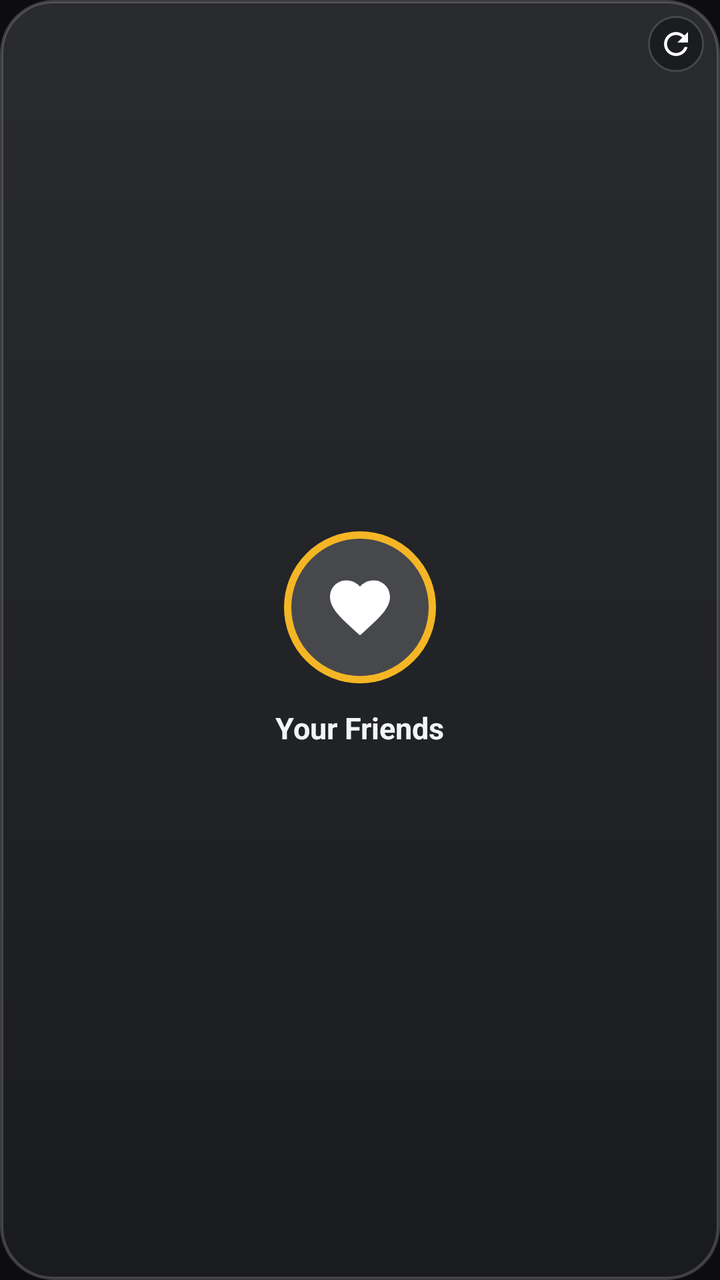
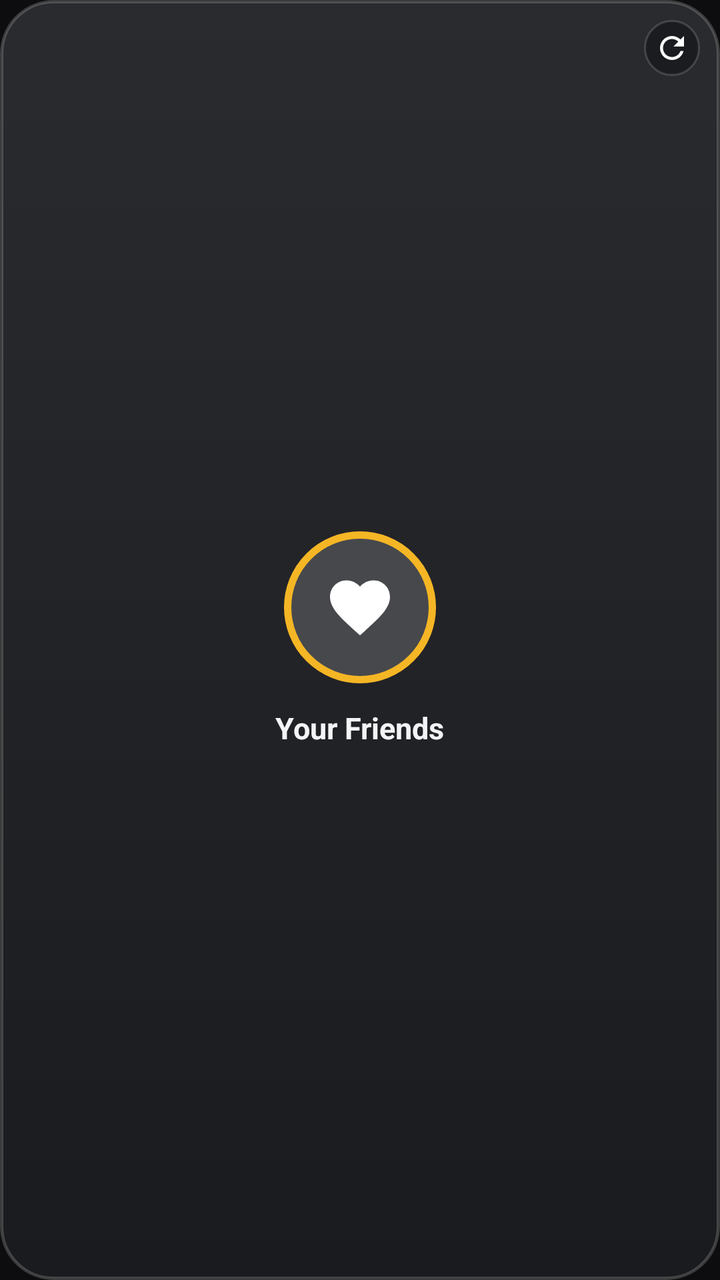

Compare the two renders of this Android layout. The source of the first and the diff that turns it into the second are given below.
<!-- AndroidManifest.xml: application theme AppTheme -->
<!-- res/layout/locket_widget.xml -->
<?xml version="1.0" encoding="utf-8"?>
<FrameLayout xmlns:android="http://schemas.android.com/apk/res/android"
    android:id="@+id/widget_root"
    android:layout_width="match_parent"
    android:layout_height="match_parent"
    android:background="@drawable/widget_card_bg"
    android:padding="0dp">

    
    <ImageView
        android:id="@+id/widget_photo"
        android:layout_width="match_parent"
        android:layout_height="match_parent"
        android:scaleType="centerCrop"
        android:visibility="gone"
        android:contentDescription="@string/widget_name" />

    
    <LinearLayout
        android:id="@+id/widget_empty_box"
        android:layout_width="match_parent"
        android:layout_height="match_parent"
        android:gravity="center"
        android:orientation="vertical"
        android:padding="12dp">

        <FrameLayout
            android:layout_width="76dp"
            android:layout_height="76dp"
            android:background="@drawable/widget_heart_ring">

            <ImageView
                android:layout_width="36dp"
                android:layout_height="36dp"
                android:layout_gravity="center"
                android:src="@drawable/ic_heart_white"
                android:contentDescription="@string/widget_name" />
        </FrameLayout>

        <TextView
            android:id="@+id/widget_empty_title"
            android:layout_width="wrap_content"
            android:layout_height="wrap_content"
            android:layout_marginTop="12dp"
            android:text="Your Friends"
            android:textColor="#FFF3F4F6"
            android:textSize="15sp"
            android:textStyle="bold"
            android:singleLine="true"
            android:ellipsize="end" />
    </LinearLayout>

    
    <ImageButton
        android:id="@+id/widget_refresh_btn"
        android:layout_width="28dp"
        android:layout_height="28dp"
        android:layout_gravity="top|end"
        android:layout_margin="8dp"
        android:background="@drawable/widget_badge_bg"
        android:padding="5dp"
        android:scaleType="centerInside"
        android:src="@drawable/ic_refresh_white"
        android:contentDescription="Refresh" />

    
    <TextView
        android:id="@+id/widget_caption"
        android:layout_width="wrap_content"
        android:layout_height="wrap_content"
        android:layout_gravity="bottom|center_horizontal"
        android:layout_marginBottom="36dp"
        android:layout_marginStart="10dp"
        android:layout_marginEnd="10dp"
        android:background="@drawable/widget_badge_bg"
        android:paddingStart="10dp"
        android:paddingEnd="10dp"
        android:paddingTop="4dp"
        android:paddingBottom="4dp"
        android:textColor="#FFFFFFFF"
        android:textSize="11.5sp"
        android:textStyle="bold"
        android:singleLine="true"
        android:ellipsize="end"
        android:visibility="gone" />

    
    <LinearLayout
        android:id="@+id/widget_author_pill"
        android:layout_width="wrap_content"
        android:layout_height="wrap_content"
        android:layout_gravity="bottom|start"
        android:layout_margin="9dp"
        android:background="@drawable/widget_badge_bg"
        android:gravity="center_vertical"
        android:orientation="horizontal"
        android:paddingStart="5dp"
        android:paddingEnd="9dp"
        android:paddingTop="3dp"
        android:paddingBottom="3dp"
        android:visibility="gone">

        <ImageView
            android:id="@+id/widget_author_avatar"
            android:layout_width="20dp"
            android:layout_height="20dp"
            android:layout_marginEnd="5dp"
            android:scaleType="centerCrop"
            android:visibility="gone"
            android:contentDescription="Avatar" />

        <TextView
            android:id="@+id/widget_author_name"
            android:layout_width="wrap_content"
            android:layout_height="wrap_content"
            android:maxWidth="110dp"
            android:singleLine="true"
            android:ellipsize="end"
            android:textColor="#FFFFFFFF"
            android:textSize="11.5sp"
            android:textStyle="bold" />
    </LinearLayout>
</FrameLayout>
<!-- resources referenced by this layout -->
<resources>
  <!-- drawable ic_heart_white (drawable) -->
  <?xml version="1.0" encoding="utf-8"?>
  <vector xmlns:android="http://schemas.android.com/apk/res/android"
      android:width="36dp"
      android:height="36dp"
      android:viewportWidth="24"
      android:viewportHeight="24">
      <path
          android:fillColor="#FFFFFFFF"
          android:pathData="M12,21.35l-1.45,-1.32C5.4,15.36 2,12.28 2,8.5 2,5.42 4.42,3 7.5,3c1.74,0 3.41,0.81 4.5,2.09C13.09,3.81 14.76,3 16.5,3 19.58,3 22,5.42 22,8.5c0,3.78 -3.4,6.86 -8.55,11.54L12,21.35z" />
  </vector>
  <!-- drawable ic_refresh_white (drawable) -->
  <?xml version="1.0" encoding="utf-8"?>
  <vector xmlns:android="http://schemas.android.com/apk/res/android"
      android:width="18dp"
      android:height="18dp"
      android:viewportWidth="24"
      android:viewportHeight="24">
      <path
          android:fillColor="#FFFFFFFF"
          android:pathData="M17.65,6.35C16.2,4.9 14.21,4 12,4c-4.42,0 -7.99,3.58 -7.99,8s3.57,8 7.99,8c3.73,0 6.84,-2.55 7.73,-6h-2.08c-0.82,2.33 -3.04,4 -5.65,4 -3.31,0 -6,-2.69 -6,-6s2.69,-6 6,-6c1.66,0 3.14,0.69 4.22,1.78L13,11h7V4l-2.35,2.35z" />
  </vector>
  <!-- drawable widget_badge_bg (drawable) -->
  <?xml version="1.0" encoding="utf-8"?>
  <shape xmlns:android="http://schemas.android.com/apk/res/android"
      android:shape="rectangle">
      <corners android:radius="999dp" />
      <solid android:color="#99121316" />
      <stroke
          android:width="1dp"
          android:color="#28FFFFFF" />
  </shape>
  <!-- drawable widget_card_bg (drawable) -->
  <?xml version="1.0" encoding="utf-8"?>
  <shape xmlns:android="http://schemas.android.com/apk/res/android"
      android:shape="rectangle">
      <corners android:radius="26dp" />
      <gradient
          android:angle="270"
          android:startColor="#FF2A2B2F"
          android:endColor="#FF1A1B1E"
          android:type="linear" />
      <stroke
          android:width="1.5dp"
          android:color="#30FFFFFF" />
  </shape>
  <!-- drawable widget_heart_ring (drawable) -->
  <?xml version="1.0" encoding="utf-8"?>
  <shape xmlns:android="http://schemas.android.com/apk/res/android"
      android:shape="oval">
      <solid android:color="#FF47484C" />
      <stroke
          android:width="3.5dp"
          android:color="#FFF5B625" />
      <size
          android:width="76dp"
          android:height="76dp" />
  </shape>
  <string name="widget_name">Your Friends</string>
  <style name="AppTheme" parent="android:Theme.DeviceDefault.NoActionBar">
          <item name="android:windowBackground">#FF0D0D0F</item>
          <item name="android:statusBarColor">#FF0D0D0F</item>
          <item name="android:navigationBarColor">#FF0D0D0F</item>
          <item name="android:windowLightStatusBar">false</item>
      </style>
</resources>

<!-- the commit's change to res/layout/locket_widget.xml (unified diff, before → after) -->
@@ -51,12 +51,31 @@
     </LinearLayout>
 
     
+    <TextView
+        android:id="@+id/widget_streak_badge"
+        android:layout_width="wrap_content"
+        android:layout_height="wrap_content"
+        android:layout_gravity="top|start"
+        android:layout_margin="10dp"
+        android:background="@drawable/widget_streak_bg"
+        android:paddingStart="9dp"
+        android:paddingEnd="9dp"
+        android:paddingTop="3.5dp"
+        android:paddingBottom="3.5dp"
+        android:text="🔥 0"
+        android:textColor="#FFFFE27A"
+        android:textSize="12sp"
+        android:textStyle="bold"
+        android:singleLine="true"
+        android:visibility="gone" />
+
+    
     <ImageButton
         android:id="@+id/widget_refresh_btn"
         android:layout_width="28dp"
         android:layout_height="28dp"
         android:layout_gravity="top|end"
-        android:layout_margin="8dp"
+        android:layout_margin="10dp"
         android:background="@drawable/widget_badge_bg"
         android:padding="5dp"
         android:scaleType="centerInside"
@@ -69,9 +88,9 @@
         android:layout_width="wrap_content"
         android:layout_height="wrap_content"
         android:layout_gravity="bottom|center_horizontal"
-        android:layout_marginBottom="36dp"
-        android:layout_marginStart="10dp"
-        android:layout_marginEnd="10dp"
+        android:layout_marginBottom="40dp"
+        android:layout_marginStart="12dp"
+        android:layout_marginEnd="12dp"
         android:background="@drawable/widget_badge_bg"
         android:paddingStart="10dp"
         android:paddingEnd="10dp"
@@ -90,7 +109,7 @@
         android:layout_width="wrap_content"
         android:layout_height="wrap_content"
         android:layout_gravity="bottom|start"
-        android:layout_margin="9dp"
+        android:layout_margin="10dp"
         android:background="@drawable/widget_badge_bg"
         android:gravity="center_vertical"
         android:orientation="horizontal"
@@ -113,7 +132,7 @@
             android:id="@+id/widget_author_name"
             android:layout_width="wrap_content"
             android:layout_height="wrap_content"
-            android:maxWidth="110dp"
+            android:maxWidth="115dp"
             android:singleLine="true"
             android:ellipsize="end"
             android:textColor="#FFFFFFFF"
<!-- resource entries referenced after the edit -->
@@ -58,6 +58,20 @@
           android:width="76dp"
           android:height="76dp" />
   </shape>
+  <!-- drawable widget_streak_bg (drawable) -->
+  <?xml version="1.0" encoding="utf-8"?>
+  <shape xmlns:android="http://schemas.android.com/apk/res/android"
+      android:shape="rectangle">
+      <corners android:radius="999dp" />
+      <gradient
+          android:angle="0"
+          android:startColor="#D9201408"
+          android:endColor="#D9361F07"
+          android:type="linear" />
+      <stroke
+          android:width="1.2dp"
+          android:color="#CCF6C453" />
+  </shape>
   <string name="widget_name">Your Friends</string>
   <style name="AppTheme" parent="android:Theme.DeviceDefault.NoActionBar">
           <item name="android:windowBackground">#FF0D0D0F</item>
